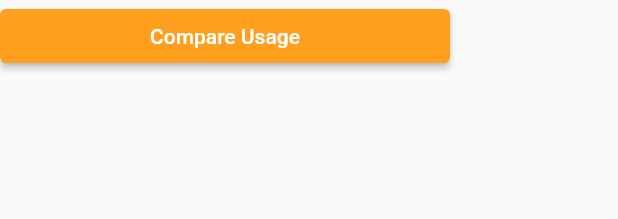
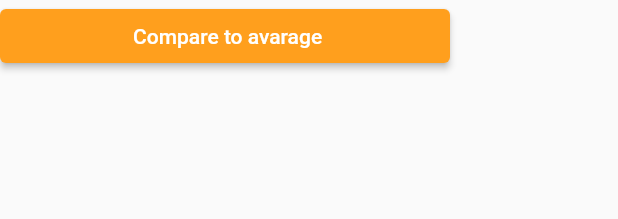
Before and after one commit to suisuiss/Plastic-Recorder, a Flutter app: the Button widget shown alone on an empty page, opened directly, on a phone screen of 412 x 824 dp. Shown: the top 219 px of the screen. Run offline on Flutter 3.47's test engine with Material 2 defaults, Android fonts, the phone set to English and light mode, and no system bars; our stand-ins replace charts_flutter, cloud_firestore, firebase_auth, firebase_core, firebase_database, flutter_image_slideshow and 3 more; missing offline and left inert: dart:ffi, dart_date; accounts and stored records are empty.

Commit message:
[UPDATE BUTTON TODAY]

```diff
--- a/plastic_recorder/lib/add_screen.dart
+++ b/plastic_recorder/lib/add_screen.dart
@@ -12,7 +12,6 @@ import 'package:flutter_image_slideshow/flutter_image_slideshow.dart';
 import 'package:plastic_recorder/footer.dart';
 import 'package:plastic_recorder/header.dart';
 import 'package:intl/intl.dart';
-
 import 'main.dart';
 
 class Add extends StatelessWidget {
--- a/plastic_recorder/lib/today_screen.dart
+++ b/plastic_recorder/lib/today_screen.dart
@@ -470,7 +470,7 @@ class _ButtonState extends State<Button> {
                   ? ModalRoute.of(context)!.settings.arguments
                   : DateTime.now());
         },
-        child: Text('Compare Usage'),
+        child: Text(' Compare to avarage'),
         style: ElevatedButton.styleFrom(
           primary: Color(0xffFF9F1D),
         ),
```
